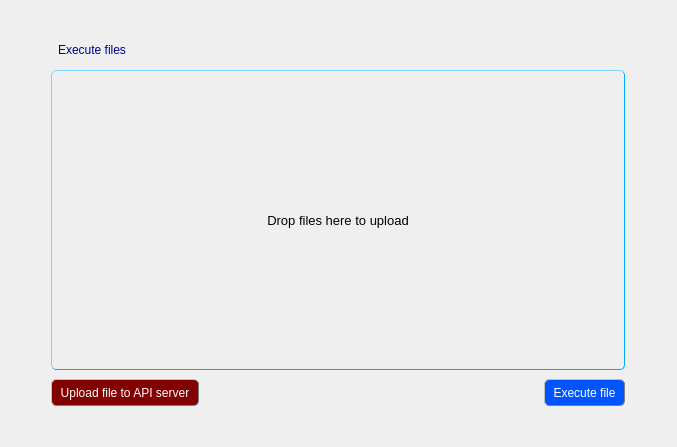
This is Builder/Builder/importfilesform.ui in Rork96/QtProjects as Qt 5 draws it before an edit. The edited form follows.
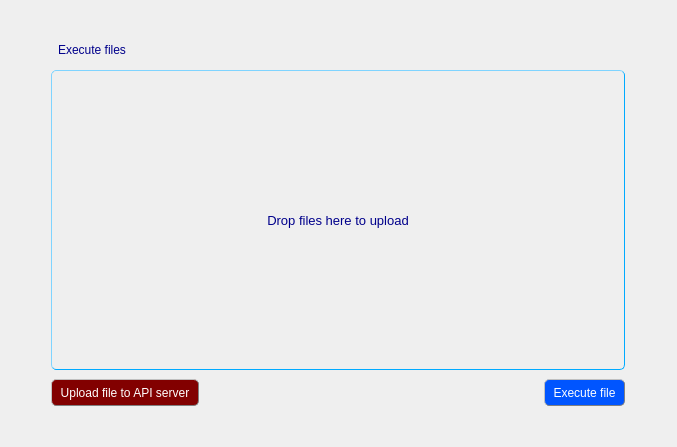
This is the edited form.

```diff
--- a/Builder/Builder/importfilesform.ui
+++ b/Builder/Builder/importfilesform.ui
@@ -98,7 +98,7 @@
         </property>
         <property name="styleSheet">
          <string notr="true">QLabel {
-               color: black;
+               color: darkblue;
                padding: 4px;
                border: 1px solid rgb(0, 170, 255); 
                border-radius: 5px;
```
Left out of the diff: 3 changed lines with no effect on the pictures.
